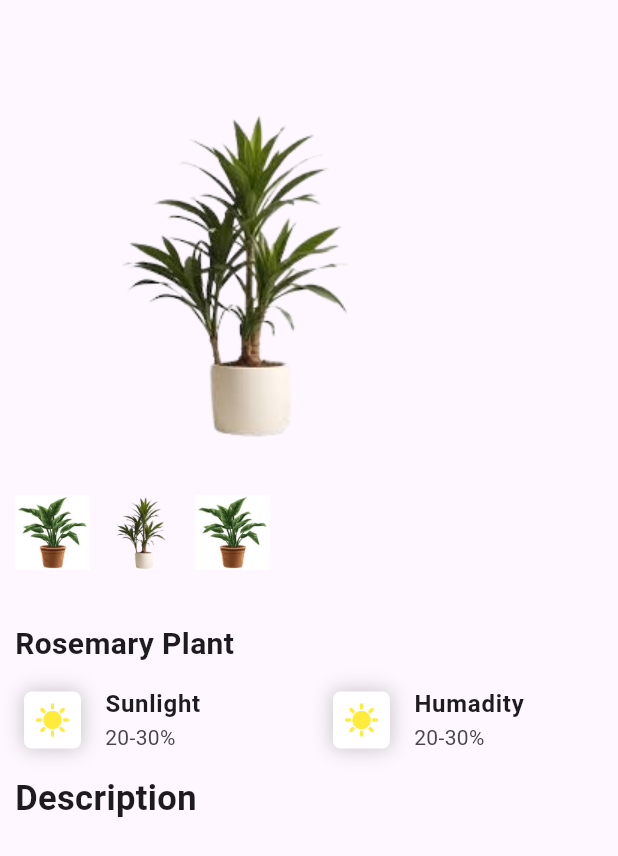
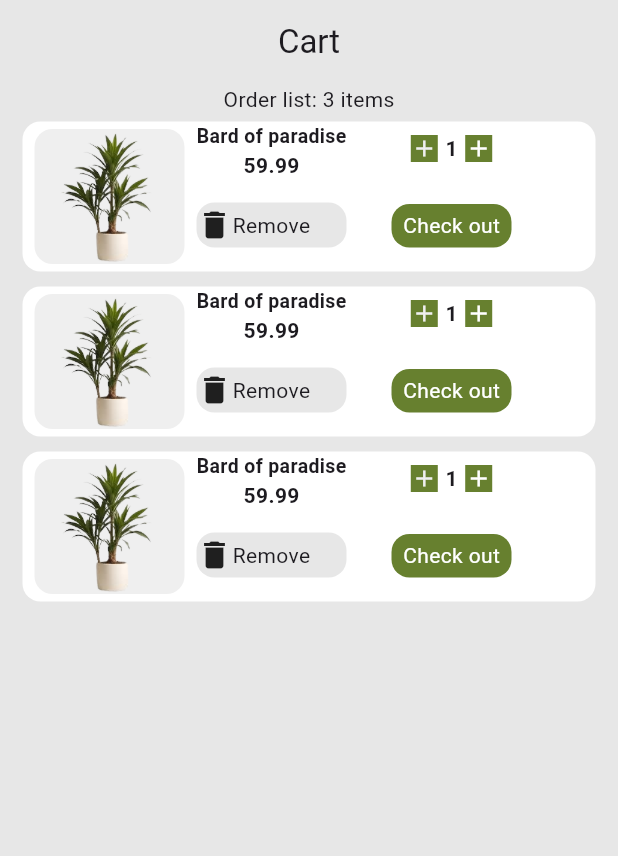
Before and after one commit to Muhammad-Adnan11/Plants-App, a Flutter app: the screen it shows after launch, on a phone screen of 412 x 824 dp. Shown: the top 856 px of the screen. Run offline on Flutter 3.47's test engine with Material 3 defaults, Android fonts, the light colour scheme and no system bars; our stand-ins replace awesome_bottom_bar, cloud_firestore, firebase_auth, firebase_core, pinput; missing offline and left inert: dart:ffi; accounts and stored records are empty.

Commit message:
cart screen add

```diff
--- /dev/null
+++ b/lib/UI/Screens/cart_screen/cart_screen.dart
@@ -0,0 +1,150 @@
+import 'dart:ffi';
+
+import 'package:cloud_firestore/cloud_firestore.dart';
+import 'package:flutter/material.dart';
+import 'package:plants_mart/Generated/assets/assets_url.dart';
+
+class CartScreen extends StatefulWidget {
+  const CartScreen({super.key});
+
+  @override
+  State<CartScreen> createState() => _CartScreenState();
+}
+
+class _CartScreenState extends State<CartScreen> {
+  @override
+  Widget build(BuildContext context) {
+    return Scaffold(
+      backgroundColor: Color(0XFFe7e7e7),
+      appBar: AppBar(
+        backgroundColor: Color(0XFFe7e7e7),
+        title: Text(
+          'Cart',
+        ),
+        centerTitle: true,
+      ),
+      body: Padding(
+        padding: const EdgeInsets.only(left: 15, right: 15),
+        child: Column(
+          children: [
+            Text('Order list: 3 items'),
+            Expanded(
+              child: ListView.builder(
+                  itemCount: 3,
+                  itemBuilder: (context, Index) {
+                    return Padding(
+                      padding: const EdgeInsets.symmetric(vertical: 5),
+                      child: Container(
+                        height: 100,
+                        width: 300,
+                        decoration: BoxDecoration(borderRadius: BorderRadius.circular(12), color: Color(0XFFffffff)),
+                        child: Row(
+                          children: [
+                            Padding(
+                              padding: const EdgeInsets.symmetric(horizontal: 8),
+                              child: Container(
+                                height: 90,
+                                width: 100,
+                                decoration: BoxDecoration(color: Color(0XFFefefef), borderRadius: BorderRadius.circular(12)),
+                                child: Image.asset(Nicepic.plantsiamge),
+                              ),
+                            ),
+                            Column(
+                              mainAxisAlignment: MainAxisAlignment.start,
+                              children: [
+                                Text(
+                                  'Bard of paradise',
+                                  style: TextStyle(fontSize: 13, fontWeight: FontWeight.bold),
+                                ),
+                                Text(
+                                  '59.99',
+                                  style: TextStyle(fontWeight: FontWeight.bold),
+                                ),
+                                SizedBox(
+                                  height: 15,
+                                ),
+                                Container(
+                                  width: 100,
+                                  height: 30,
+                                  decoration: BoxDecoration(
+                                    borderRadius: BorderRadius.circular(12),
+                                    color: Color(0XFFe7e7e7),
+                                  ),
+                                  child: Row(
+                                    children: [
+                                      Icon(Icons.delete),
+                                      Text('Remove')
+                                    ],
+                                  ),
+                                )
+                              ],
+                            ),
+                            Padding(
+                              padding: const EdgeInsets.only(left: 30, top: 8),
+                              child: Column(
+                                children: [
+                                  Row(
+                                    children: [
+                                      Container(
+                                        height: 18,
+                                        width: 18,
+                                        color: Color(0XFF67802f),
+                                        child: Icon(
+                                          Icons.add,
+                                          size: 18,
+                                          color: Color(0XFFefefef),
+                                        ),
+                                      ),
+                                      SizedBox(
+                                        width: 5,
+                                      ),
+                                      Text(
+                                        '1',
+                                        style: TextStyle(fontWeight: FontWeight.bold),
+                                      ),
+                                      SizedBox(
+                                        width: 5,
+                                      ),
+                                      Container(
+                                        height: 18,
+                                        width: 18,
+                                        color: Color(0XFF67802f),
+                                        child: Icon(
+                                          Icons.add,
+                                          size: 18,
+                                          color: Color(0XFFffffff),
+                                        ),
+                                      )
+                                    ],
+                                  ),
+                                  Padding(
+                                    padding: const EdgeInsets.only(top: 27),
+                                    child: Container(
+                                      height: 29,
+                                      width: 80,
+                                      alignment: Alignment.center,
+                                      decoration: BoxDecoration(
+                                        color: Color(0XFF67802f),
+                                        borderRadius: BorderRadius.circular(12),
+                                      ),
+                                      child: Text(
+                                        'Check out',
+                                        style: TextStyle(color: Color(0XFFffffff)),
+                                      ),
+                                    ),
+                                  ),
+                                ],
+                              ),
+                            )
+                          ],
+                        ),
+                      ),
+                    );
+                  }),
+            )
+          ],
+        ),
+      ),
+    );
+  }
+}
--- a/lib/UI/Screens/detail_screen/detail_screen.dart
+++ b/lib/UI/Screens/detail_screen/detail_screen.dart
@@ -67,7 +67,8 @@ class _DetailScreenState extends State<DetailScreen> {
               'Description',
               style: TextStyle(fontSize: 23, fontWeight: FontWeight.bold),
             ),
-          )
+          ),
+          Text('Could you please clarify what specific details about plants youre looking for? Are you interested in types of plants, their care, benefits, or something else? Let me know so I can provide the most relevant information!'),
         ],
       ),
     );
--- a/lib/main.dart
+++ b/lib/main.dart
@@ -4,6 +4,7 @@ import 'package:plants_mart/UI/Screens/Login_Screen/Login_screen.dart';
 import 'package:plants_mart/UI/Screens/Login_Screen/login_provider.dart';
 import 'package:plants_mart/UI/Screens/Sign_up_screen/Sign_up_provider.dart';
 import 'package:plants_mart/UI/Screens/Sign_up_screen/sign_up_screen.dart';
+import 'package:plants_mart/UI/Screens/cart_screen/cart_screen.dart';
 import 'package:plants_mart/UI/Screens/detail_screen/detail_screen.dart';
 import 'package:plants_mart/UI/Screens/otp_screen/otp_screen.dart';
 import 'package:plants_mart/UI/Screens/product_screen/product_screen.dart';
@@ -32,7 +33,7 @@ class MyApp extends StatelessWidget {
       ],
       child: MaterialApp(
         debugShowCheckedModeBanner: false,
-        home: DetailScreen(),
+        home: CartScreen(),
       ),
     );
   }
```
